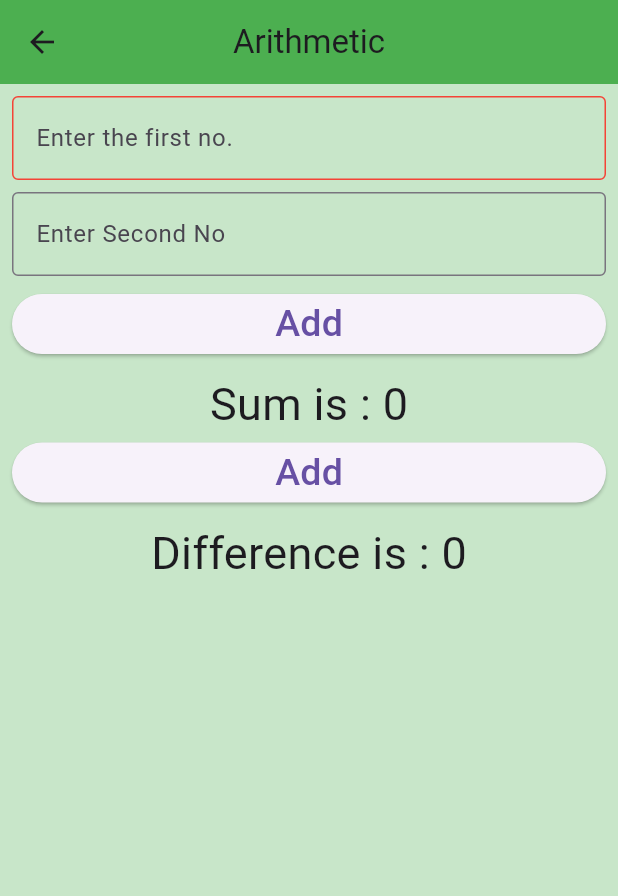
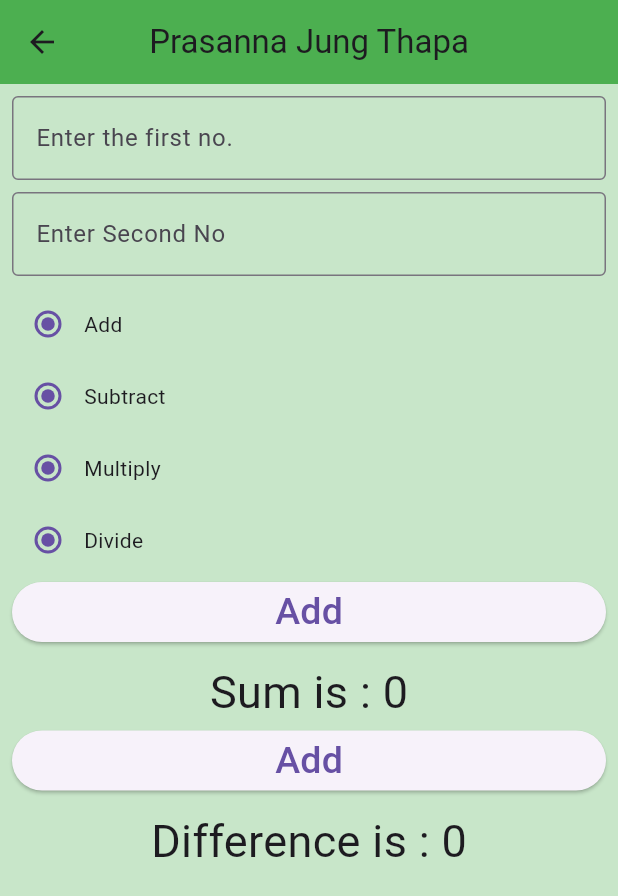
Before and after one commit to PrasannaJung/first_flutter_app, a Flutter app: the ArithmeticScreen screen opened directly, on a phone screen of 412 x 824 dp. Shown: the top 896 px of the screen. Run offline on Flutter 3.47's test engine with Material 3 defaults, Android fonts, the phone set to English and light mode, and no system bars.

Commit message:
Add radio buttons

```diff
--- a/lib/screen/arithmetic_screen.dart
+++ b/lib/screen/arithmetic_screen.dart
@@ -8,7 +8,7 @@ class ArithmeticScreen extends StatefulWidget {
 }
 
 class _ArithmeticScreenState extends State<ArithmeticScreen> {
-// Delcare variables
+
   int? first;
   int? second;
   int sumResult = 0;
@@ -16,10 +16,11 @@ class _ArithmeticScreenState extends State<ArithmeticScreen> {
 
   @override
   Widget build(BuildContext context) {
+    String? operation = "Add";
     return Scaffold(
       backgroundColor: Colors.green[100],
       appBar: AppBar(
-        title: const Text("Arithmetic"),
+        title: const Text("Prasanna Jung Thapa"),
         backgroundColor: Colors.green,
         centerTitle: true,
         elevation: 0,
@@ -29,21 +30,12 @@ class _ArithmeticScreenState extends State<ArithmeticScreen> {
         child: Column(
           children: [
             TextField(
-
               onChanged: (value) {
                 first = int.parse(value);
               },
               keyboardType: TextInputType.number,
-              decoration: InputDecoration(
-                  border: OutlineInputBorder(
-                    borderRadius: BorderRadius.all(Radius.circular(10.0)),
-                  ),
-                  enabledBorder: OutlineInputBorder(
-                    borderSide: BorderSide(color: Colors.red),
-                  ),
-                focusedBorder: OutlineInputBorder(
-                  borderSide: BorderSide(color: Colors.green)
-                ),
+              decoration: const InputDecoration(
+                  border: OutlineInputBorder(),
                 labelText: "Enter the first no."
               ),
             ),
@@ -59,6 +51,18 @@ class _ArithmeticScreenState extends State<ArithmeticScreen> {
               ),
             ),
             const SizedBox(height: 8),
+            Row(children: [ Radio(value: "Add", groupValue: operation, onChanged: (value){setState(() {
+              operation = value!;
+            });}),Text("Add")],),
+            Row(children: [ Radio(value: "Add", groupValue: operation, onChanged: (value){setState(() {
+              operation = value!;
+            });}),Text("Subtract")],),
+            Row(children: [ Radio(value: "Add", groupValue: operation, onChanged: (value){setState(() {
+              operation = value!;
+            });}),Text("Multiply")],),
+            Row(children: [ Radio(value: "Add", groupValue: operation, onChanged: (value){setState(() {
+              operation = value!;
+            });}),Text("Divide")],),
             // Button
             SizedBox(
               width: double.infinity,
```
Also changed, not shown: lib/screen/column_screen.dart (+9 -6 lines).
